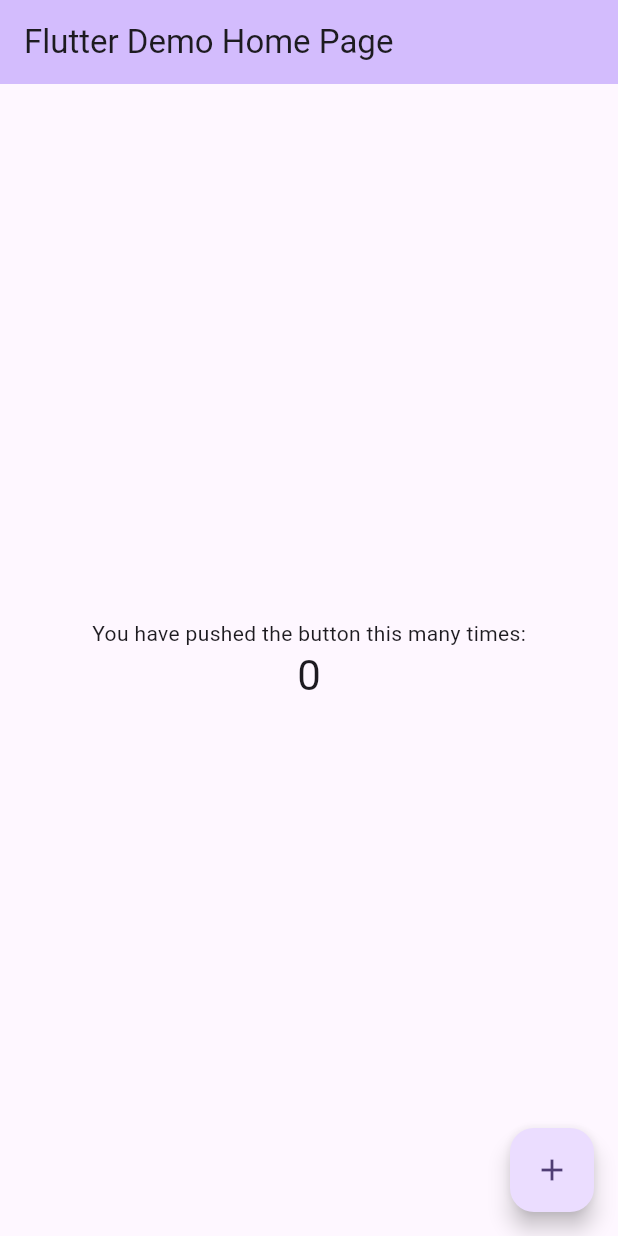
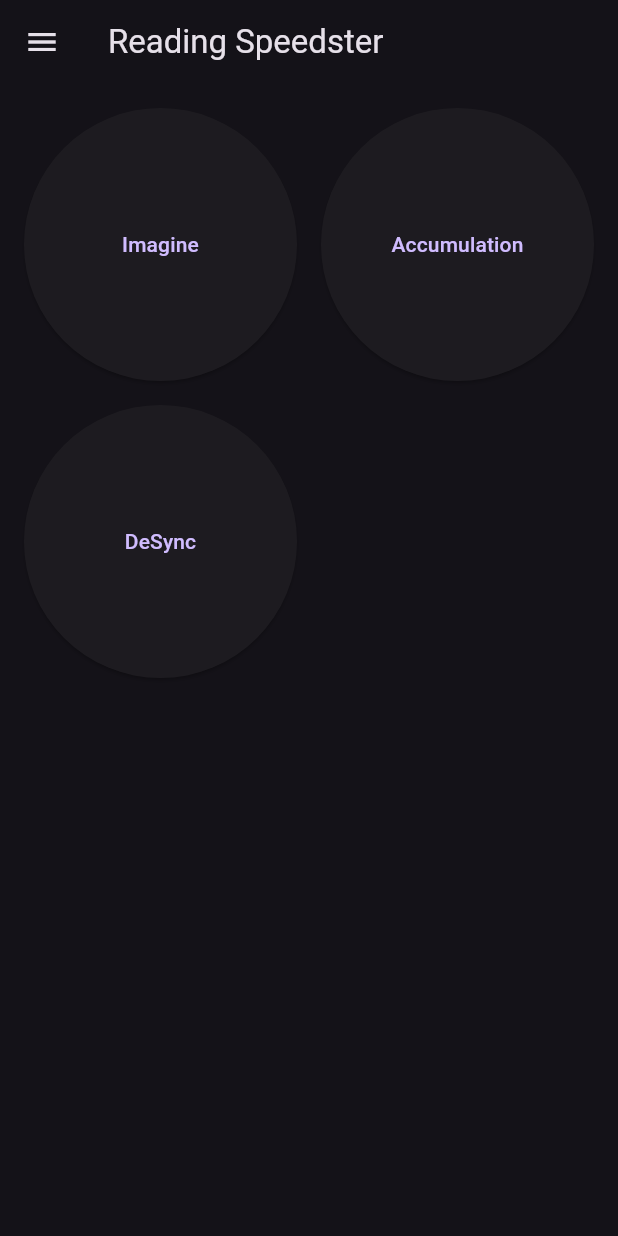
Before and after one commit to StojicM/readingspeedster, a Flutter app: the screen it shows after launch, on a phone screen of 412 x 824 dp. Run offline on Flutter 3.47's test engine with Material 3 defaults, Android fonts, the phone set to English and light mode, and no system bars; project files that could hold a hidden picture were left out.

Commit message:
Initial Flutter scaffolding

```diff
--- /dev/null
+++ b/lib/home_page.dart
@@ -0,0 +1,65 @@
+import 'package:flutter/material.dart';
+import 'screens/imagine_screen.dart';
+import 'screens/accumulation_screen.dart';
+import 'screens/desync_screen.dart';
+
+class HomePage extends StatelessWidget {
+  const HomePage({super.key});
+
+  @override
+  Widget build(BuildContext context) {
+    final games = <_GameEntry>[
+      _GameEntry('Imagine', const ImagineScreen()),
+      _GameEntry('Accumulation', const AccumulationScreen()),
+      _GameEntry('DeSync', const DesyncScreen()),
+    ];
+
+    return Scaffold(
+      appBar: AppBar(title: const Text('Reading Speedster')),
+      body: GridView.count(
+        crossAxisCount: 2,
+        padding: const EdgeInsets.all(16),
+        mainAxisSpacing: 16,
+        crossAxisSpacing: 16,
+        children: games
+            .map(
+              (e) => ElevatedButton(
+                style: ElevatedButton.styleFrom(padding: const EdgeInsets.all(8)),
+                onPressed: () => Navigator.push(
+                  context,
+                  MaterialPageRoute(builder: (_) => e.screen),
+                ),
+                child: Text(e.name, textAlign: TextAlign.center),
+              ),
+            )
+            .toList(),
+      ),
+      drawer: Drawer(
+        child: ListView(
+          children: [
+            const DrawerHeader(
+              decoration: BoxDecoration(color: Colors.deepOrange),
+              child: Center(child: Text('Menu')),
+            ),
+            ListTile(
+              leading: const Icon(Icons.info_outline),
+              title: const Text('Tutorial'),
+              onTap: () {},
+            ),
+            ListTile(
+              leading: const Icon(Icons.settings),
+              title: const Text('Settings'),
+              onTap: () {},
+            ),
+          ],
+        ),
+      ),
+    );
+  }
+}
+
+class _GameEntry {
+  final String name;
+  final Widget screen;
+  const _GameEntry(this.name, this.screen);
+}
--- a/lib/main.dart
+++ b/lib/main.dart
@@ -1,122 +1,17 @@
 import 'package:flutter/material.dart';
+import 'home_page.dart';
 
-void main() {
-  runApp(const MyApp());
-}
+void main() => runApp(const ReadingSpeedster());
 
-class MyApp extends StatelessWidget {
-  const MyApp({super.key});
+class ReadingSpeedster extends StatelessWidget {
+  const ReadingSpeedster({super.key});
 
-  // This widget is the root of your application.
   @override
   Widget build(BuildContext context) {
     return MaterialApp(
-      title: 'Flutter Demo',
-      theme: ThemeData(
-        // This is the theme of your application.
-        //
-        // TRY THIS: Try running your application with "flutter run". You'll see
-        // the application has a purple toolbar. Then, without quitting the app,
-        // try changing the seedColor in the colorScheme below to Colors.green
-        // and then invoke "hot reload" (save your changes or press the "hot
-        // reload" button in a Flutter-supported IDE, or press "r" if you used
-        // the command line to start the app).
-        //
-        // Notice that the counter didn't reset back to zero; the application
-        // state is not lost during the reload. To reset the state, use hot
-        // restart instead.
-        //
-        // This works for code too, not just values: Most code changes can be
-        // tested with just a hot reload.
-        colorScheme: ColorScheme.fromSeed(seedColor: Colors.deepPurple),
-      ),
-      home: const MyHomePage(title: 'Flutter Demo Home Page'),
+      title: 'Reading Speedster',
+      theme: ThemeData.dark(),
+      home: const HomePage(),
     );
   }
 }
-
-class MyHomePage extends StatefulWidget {
-  const MyHomePage({super.key, required this.title});
-
-  // This widget is the home page of your application. It is stateful, meaning
-  // that it has a State object (defined below) that contains fields that affect
-  // how it looks.
-
-  // This class is the configuration for the state. It holds the values (in this
-  // case the title) provided by the parent (in this case the App widget) and
-  // used by the build method of the State. Fields in a Widget subclass are
-  // always marked "final".
-
-  final String title;
-
-  @override
-  State<MyHomePage> createState() => _MyHomePageState();
-}
-
-class _MyHomePageState extends State<MyHomePage> {
-  int _counter = 0;
-
-  void _incrementCounter() {
-    setState(() {
-      // This call to setState tells the Flutter framework that something has
-      // changed in this State, which causes it to rerun the build method below
-      // so that the display can reflect the updated values. If we changed
-      // _counter without calling setState(), then the build method would not be
-      // called again, and so nothing would appear to happen.
-      _counter++;
-    });
-  }
-
-  @override
-  Widget build(BuildContext context) {
-    // This method is rerun every time setState is called, for instance as done
-    // by the _incrementCounter method above.
-    //
-    // The Flutter framework has been optimized to make rerunning build methods
-    // fast, so that you can just rebuild anything that needs updating rather
-    // than having to individually change instances of widgets.
-    return Scaffold(
-      appBar: AppBar(
-        // TRY THIS: Try changing the color here to a specific color (to
-        // Colors.amber, perhaps?) and trigger a hot reload to see the AppBar
-        // change color while the other colors stay the same.
-        backgroundColor: Theme.of(context).colorScheme.inversePrimary,
-        // Here we take the value from the MyHomePage object that was created by
-        // the App.build method, and use it to set our appbar title.
-        title: Text(widget.title),
-      ),
-      body: Center(
-        // Center is a layout widget. It takes a single child and positions it
-        // in the middle of the parent.
-        child: Column(
-          // Column is also a layout widget. It takes a list of children and
-          // arranges them vertically. By default, it sizes itself to fit its
-          // children horizontally, and tries to be as tall as its parent.
-          //
-          // Column has various properties to control how it sizes itself and
-          // how it positions its children. Here we use mainAxisAlignment to
-          // center the children vertically; the main axis here is the vertical
-          // axis because Columns are vertical (the cross axis would be
-          // horizontal).
-          //
-          // TRY THIS: Invoke "debug painting" (choose the "Toggle Debug Paint"
-          // action in the IDE, or press "p" in the console), to see the
-          // wireframe for each widget.
-          mainAxisAlignment: MainAxisAlignment.center,
-          children: <Widget>[
-            const Text('You have pushed the button this many times:'),
-            Text(
-              '$_counter',
-              style: Theme.of(context).textTheme.headlineMedium,
-            ),
-          ],
-        ),
-      ),
-      floatingActionButton: FloatingActionButton(
-        onPressed: _incrementCounter,
-        tooltip: 'Increment',
-        child: const Icon(Icons.add),
-      ), // This trailing comma makes auto-formatting nicer for build methods.
-    );
-  }
-}
--- /dev/null
+++ b/lib/screens/accumulation_screen.dart
@@ -0,0 +1,13 @@
+import 'package:flutter/material.dart';
+
+class AccumulationScreen extends StatelessWidget {
+  const AccumulationScreen({super.key});
+
+  @override
+  Widget build(BuildContext context) {
+    return Scaffold(
+      appBar: AppBar(title: const Text('Accumulation')),
+      body: const Center(child: Text('Accumulation game coming soon')),
+    );
+  }
+}
--- /dev/null
+++ b/lib/screens/desync_screen.dart
@@ -0,0 +1,13 @@
+import 'package:flutter/material.dart';
+
+class DesyncScreen extends StatelessWidget {
+  const DesyncScreen({super.key});
+
+  @override
+  Widget build(BuildContext context) {
+    return Scaffold(
+      appBar: AppBar(title: const Text('DeSync')),
+      body: const Center(child: Text('DeSync game coming soon')),
+    );
+  }
+}
```
Also changed, not shown: lib/screens/imagine_screen.dart (added, +51 -0 lines), pubspec.yaml (+22 -70 lines).
